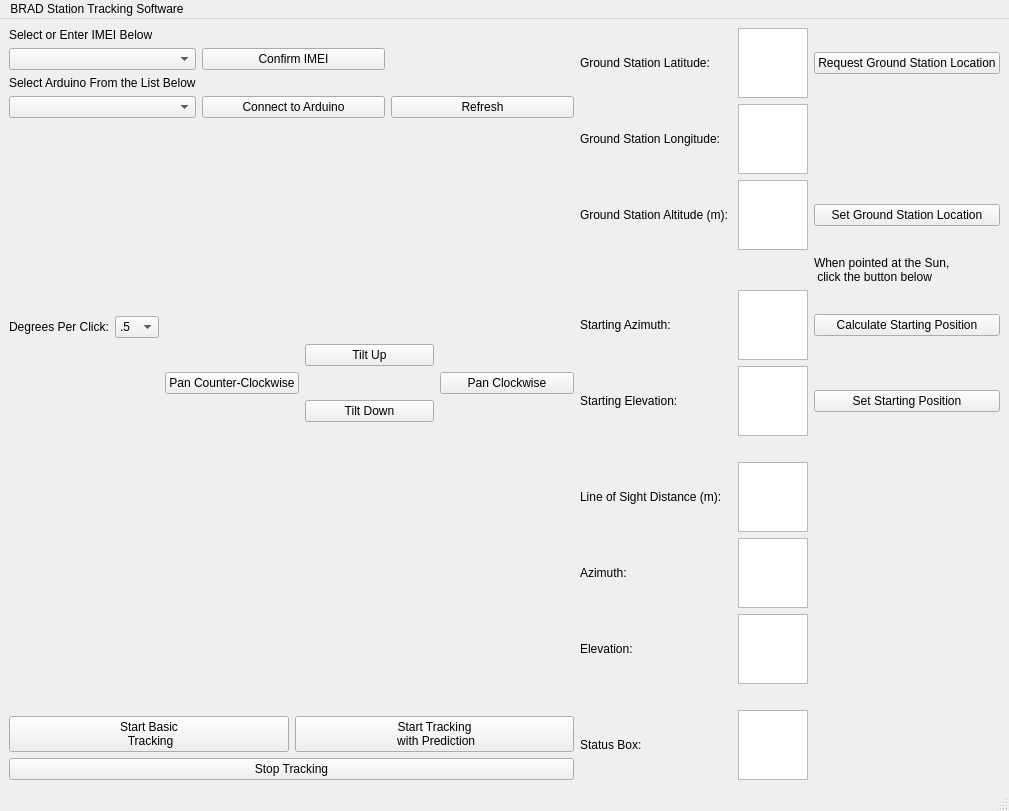
Before: the Qt Designer form correctGridLayout.ui in mathias314/Ground-Station-Tracker, drawn with Qt 5.
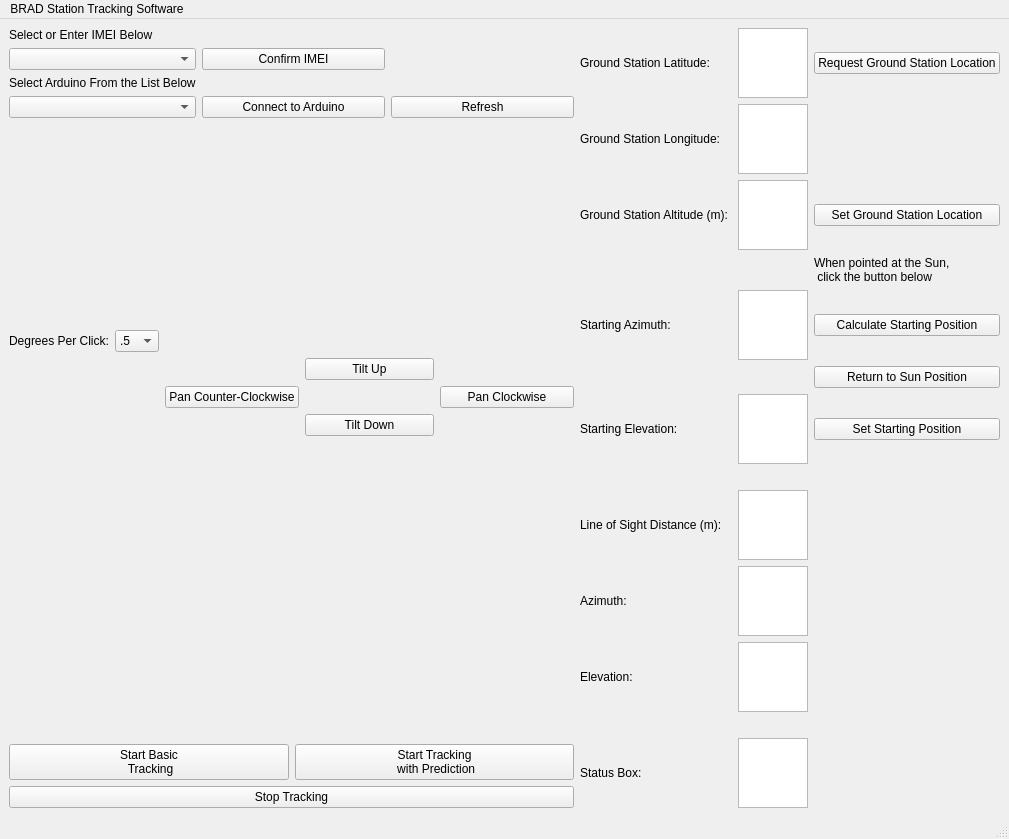
After: the same form once the commit is applied.

Commit message: adding button to return to sun(need to test) and updating todos

Diff of the .ui file:
```diff
--- a/correctGridLayout.ui
+++ b/correctGridLayout.ui
@@ -97,11 +97,17 @@
     </item>
     <item row="0" column="2" rowspan="4">
      <layout class="QGridLayout" name="gridLayout_2">
-      <item row="2" column="1">
-       <widget class="QPlainTextEdit" name="GSAltBox"/>
+      <item row="10" column="1">
+       <widget class="QPlainTextEdit" name="distanceDisplay"/>
       </item>
-      <item row="12" column="0">
-       <spacer name="verticalSpacer_3">
+      <item row="11" column="1">
+       <widget class="QPlainTextEdit" name="azimuthDisplay"/>
+      </item>
+      <item row="12" column="1">
+       <widget class="QPlainTextEdit" name="elevationDisplay"/>
+      </item>
+      <item row="3" column="1">
+       <spacer name="verticalSpacer_4">
         <property name="orientation">
          <enum>Qt::Vertical</enum>
         </property>
@@ -113,6 +119,51 @@
         </property>
        </spacer>
       </item>
+      <item row="4" column="2">
+       <widget class="QLabel" name="label_7">
+        <property name="text">
+         <string>When pointed at the Sun, 
+ click the button below</string>
+        </property>
+       </widget>
+      </item>
+      <item row="2" column="2">
+       <widget class="QPushButton" name="confirmGSLocationButton">
+        <property name="text">
+         <string>Set Ground Station Location</string>
+        </property>
+       </widget>
+      </item>
+      <item row="5" column="2">
+       <widget class="QPushButton" name="calculateStartingPosButton">
+        <property name="text">
+         <string>Calculate Starting Position</string>
+        </property>
+       </widget>
+      </item>
+      <item row="15" column="1">
+       <widget class="QPlainTextEdit" name="statusBox"/>
+      </item>
+      <item row="13" column="1">
+       <spacer name="verticalSpacer_7">
+        <property name="orientation">
+         <enum>Qt::Vertical</enum>
+        </property>
+        <property name="sizeHint" stdset="0">
+         <size>
+          <width>20</width>
+          <height>40</height>
+         </size>
+        </property>
+       </spacer>
+      </item>
+      <item row="9" column="0">
+       <widget class="QLabel" name="label_16">
+        <property name="text">
+         <string/>
+        </property>
+       </widget>
+      </item>
       <item row="1" column="0">
        <widget class="QLabel" name="label_2">
         <property name="text">
@@ -120,10 +171,26 @@
         </property>
        </widget>
       </item>
-      <item row="0" column="2">
-       <widget class="QPushButton" name="GPSRequestButton">
+      <item row="13" column="0">
+       <spacer name="verticalSpacer_3">
+        <property name="orientation">
+         <enum>Qt::Vertical</enum>
+        </property>
+        <property name="sizeHint" stdset="0">
+         <size>
+          <width>20</width>
+          <height>40</height>
+         </size>
+        </property>
+       </spacer>
+      </item>
+      <item row="2" column="1">
+       <widget class="QPlainTextEdit" name="GSAltBox"/>
+      </item>
+      <item row="5" column="0">
+       <widget class="QLabel" name="label_5">
         <property name="text">
-         <string>Request Ground Station Location</string>
+         <string>Starting Azimuth: </string>
         </property>
        </widget>
       </item>
@@ -134,6 +201,13 @@
         </property>
        </widget>
       </item>
+      <item row="10" column="0">
+       <widget class="QLabel" name="label_8">
+        <property name="text">
+         <string>Line of Sight Distance (m): </string>
+        </property>
+       </widget>
+      </item>
       <item row="2" column="0">
        <widget class="QLabel" name="label_3">
         <property name="text">
@@ -141,71 +215,74 @@
         </property>
        </widget>
       </item>
-      <item row="5" column="0">
-       <widget class="QLabel" name="label_5">
+      <item row="0" column="2">
+       <widget class="QPushButton" name="GPSRequestButton">
         <property name="text">
-         <string>Starting Azimuth: </string>
+         <string>Request Ground Station Location</string>
         </property>
        </widget>
       </item>
-      <item row="9" column="0">
-       <widget class="QLabel" name="label_8">
+      <item row="15" column="0">
+       <widget class="QLabel" name="label_12">
         <property name="text">
-         <string>Line of Sight Distance (m): </string>
+         <string>Status Box:</string>
         </property>
        </widget>
       </item>
-      <item row="10" column="0">
+      <item row="8" column="0">
+       <spacer name="verticalSpacer_2">
+        <property name="orientation">
+         <enum>Qt::Vertical</enum>
+        </property>
+        <property name="sizeHint" stdset="0">
+         <size>
+          <width>20</width>
+          <height>40</height>
+         </size>
+        </property>
+       </spacer>
+      </item>
+      <item row="11" column="0">
        <widget class="QLabel" name="label_9">
         <property name="text">
          <string>Azimuth: </string>
         </property>
        </widget>
       </item>
-      <item row="6" column="0">
-       <widget class="QLabel" name="label_6">
-        <property name="text">
-         <string>Starting Elevation:</string>
-        </property>
-       </widget>
-      </item>
-      <item row="11" column="0">
+      <item row="12" column="0">
        <widget class="QLabel" name="label_10">
         <property name="text">
          <string>Elevation: </string>
         </property>
        </widget>
       </item>
-      <item row="14" column="0">
-       <widget class="QLabel" name="label_12">
-        <property name="text">
-         <string>Status Box:</string>
-        </property>
-       </widget>
-      </item>
       <item row="7" column="0">
-       <spacer name="verticalSpacer_2">
-        <property name="orientation">
-         <enum>Qt::Vertical</enum>
+       <widget class="QLabel" name="label_6">
+        <property name="text">
+         <string>Starting Elevation:</string>
         </property>
-        <property name="sizeHint" stdset="0">
-         <size>
-          <width>20</width>
-          <height>40</height>
-         </size>
-        </property>
-       </spacer>
+       </widget>
       </item>
-      <item row="0" column="1">
-       <widget class="QPlainTextEdit" name="GSLatBox"/>
+      <item row="14" column="1">
+       <widget class="QLabel" name="label_15">
+        <property name="text">
+         <string/>
+        </property>
+       </widget>
       </item>
       <item row="1" column="1">
        <widget class="QPlainTextEdit" name="GSLongBox"/>
       </item>
-      <item row="13" column="1">
-       <widget class="QLabel" name="label_15">
+      <item row="0" column="1">
+       <widget class="QPlainTextEdit" name="GSLatBox"/>
+      </item>
+      <item row="7" column="1">
+       <widget class="QPlainTextEdit" name="startingElevationBox"/>
+      </item>
+      <item row="7" column="2">
+       <widget class="QPushButton" name="calibrateButton">
         <property name="text">
-         <string/>
+         <string>Set Starting Position</string>
         </property>
        </widget>
       </item>
@@ -213,79 +290,9 @@
        <widget class="QPlainTextEdit" name="startingAzimuthBox"/>
       </item>
       <item row="6" column="2">
-       <widget class="QPushButton" name="calibrateButton">
+       <widget class="QPushButton" name="backToSunButton">
         <property name="text">
-         <string>Set Starting Position</string>
-        </property>
-       </widget>
-      </item>
-      <item row="6" column="1">
-       <widget class="QPlainTextEdit" name="startingElevationBox"/>
-      </item>
-      <item row="9" column="1">
-       <widget class="QPlainTextEdit" name="distanceDisplay"/>
-      </item>
-      <item row="10" column="1">
-       <widget class="QPlainTextEdit" name="azimuthDisplay"/>
-      </item>
-      <item row="11" column="1">
-       <widget class="QPlainTextEdit" name="elevationDisplay"/>
-      </item>
-      <item row="14" column="1">
-       <widget class="QPlainTextEdit" name="statusBox"/>
-      </item>
-      <item row="5" column="2">
-       <widget class="QPushButton" name="calculateStartingPosButton">
-        <property name="text">
-         <string>Calculate Starting Position</string>
-        </property>
-       </widget>
-      </item>
-      <item row="4" column="2">
-       <widget class="QLabel" name="label_7">
-        <property name="text">
-         <string>When pointed at the Sun, 
- click the button below</string>
-        </property>
-       </widget>
-      </item>
-      <item row="3" column="1">
-       <spacer name="verticalSpacer_4">
-        <property name="orientation">
-         <enum>Qt::Vertical</enum>
-        </property>
-        <property name="sizeHint" stdset="0">
-         <size>
-          <width>20</width>
-          <height>40</height>
-         </size>
-        </property>
-       </spacer>
-      </item>
-      <item row="2" column="2">
-       <widget class="QPushButton" name="confirmGSLocationButton">
-        <property name="text">
-         <string>Set Ground Station Location</string>
-        </property>
-       </widget>
-      </item>
-      <item row="12" column="1">
-       <spacer name="verticalSpacer_7">
-        <property name="orientation">
-         <enum>Qt::Vertical</enum>
-        </property>
-        <property name="sizeHint" stdset="0">
-         <size>
-          <width>20</width>
-          <height>40</height>
-         </size>
-        </property>
-       </spacer>
-      </item>
-      <item row="8" column="0">
-       <widget class="QLabel" name="label_16">
-        <property name="text">
-         <string/>
+         <string>Return to Sun Position</string>
         </property>
        </widget>
       </item>
```
The commit also changes 3 other files.
